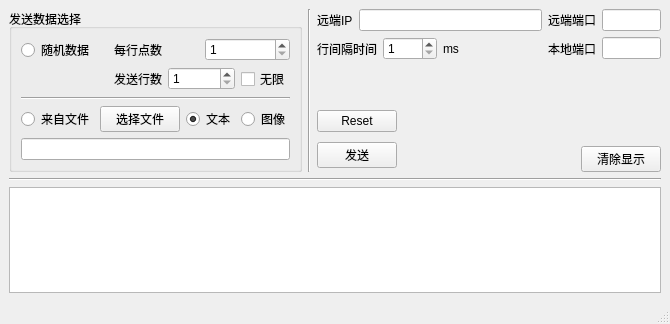
Qt form mainwindow.ui (curious-heart/PointDataSender) before a commit.
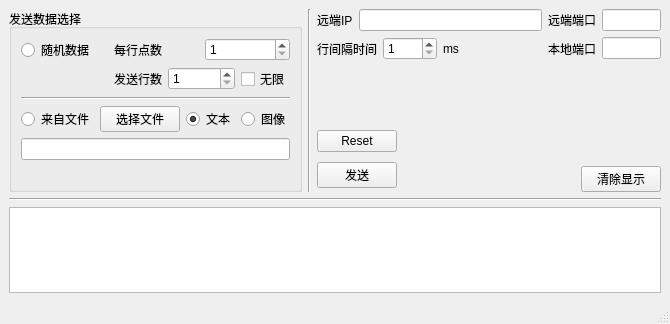
The same form after that commit.

Commit message: Finish send img or txt file. Not test yet.

```diff
--- a/mainwindow.ui
+++ b/mainwindow.ui
@@ -158,6 +158,13 @@
              </property>
             </widget>
            </item>
+           <item>
+            <widget class="QLabel" name="byteAndRowNumLbl">
+             <property name="text">
+              <string/>
+             </property>
+            </widget>
+           </item>
           </layout>
          </item>
         </layout>
```
The commit also changes 2 other files.
